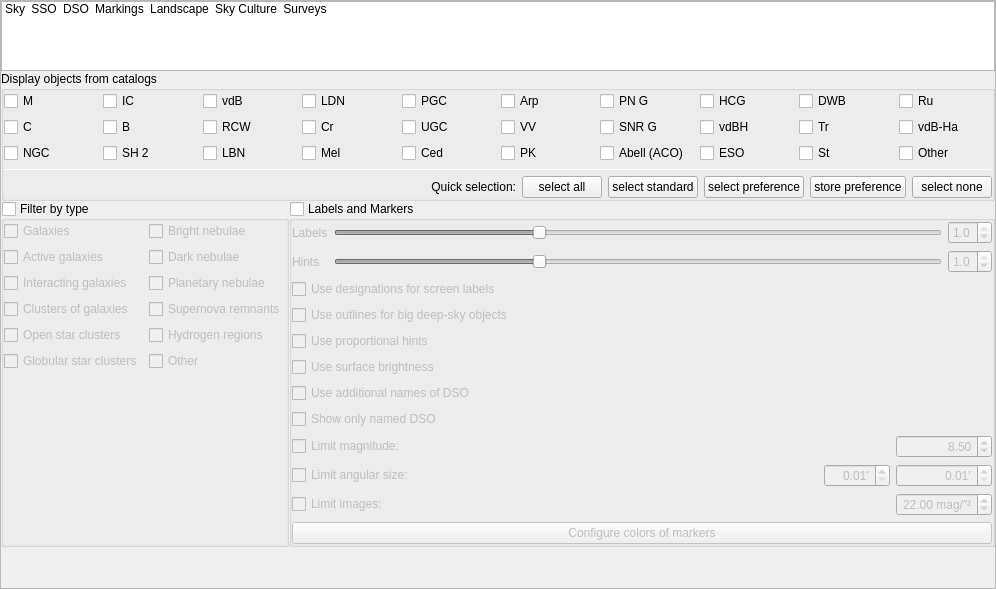
Before: the Qt Designer form src/gui/viewDialog.ui in AmsesBobo/stellarium, drawn with Qt 5.
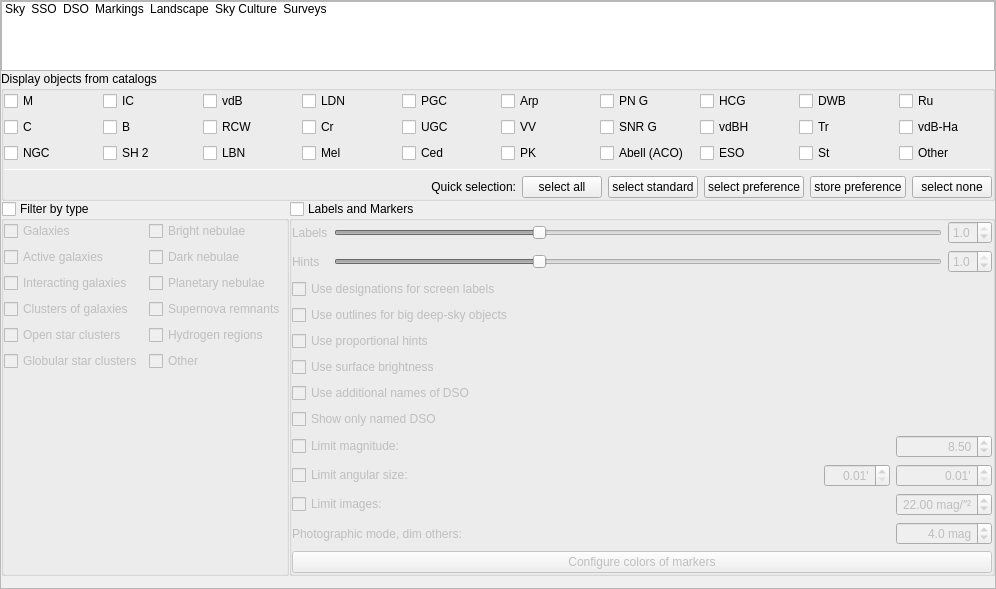
After: the same form once the commit is applied. The open tabs and pages were chosen to show the change. Icons and pictures are not drawn. Custom widgets are drawn as their Qt base class.

Commit message: Photographic mode: dim the images of nebulae that seldom show on wide-field photographs

What changed in the file:
```diff
--- a/src/gui/viewDialog.ui
+++ b/src/gui/viewDialog.ui
@@ -3003,6 +3003,44 @@
                    </property>
                   </widget>
                  </item>
+                 <item row="3" column="0" colspan="2">
+                  <widget class="QLabel" name="nebulaPhotoDimmingLabel">
+                   <property name="toolTip">
+                    <string>In the photographic mode, dim the images of deep-sky objects that seldom show on wide-field photographs: most images are deep exposures that show far more than a short exposure with a wide lens. M 31, M 33, the Orion Nebula, the Horsehead Nebula, the North America Nebula, the Eta Carinae Nebula, the Pleiades, M 44, the Double Cluster and the globular clusters keep their light. 0 dims none.</string>
+                   </property>
+                   <property name="text">
+                    <string>Photographic mode, dim others:</string>
+                   </property>
+                  </widget>
+                 </item>
+                 <item row="3" column="2">
+                  <widget class="QDoubleSpinBox" name="nebulaPhotoDimmingDoubleSpinBox">
+                   <property name="toolTip">
+                    <string>How much the other images are dimmed in the photographic mode (magnitudes; 2.5 is a tenth)</string>
+                   </property>
+                   <property name="alignment">
+                    <set>Qt::AlignRight|Qt::AlignTrailing|Qt::AlignVCenter</set>
+                   </property>
+                   <property name="suffix">
+                    <string notr="true"> mag</string>
+                   </property>
+                   <property name="decimals">
+                    <number>1</number>
+                   </property>
+                   <property name="minimum">
+                    <double>0.000000000000000</double>
+                   </property>
+                   <property name="maximum">
+                    <double>10.000000000000000</double>
+                   </property>
+                   <property name="singleStep">
+                    <double>0.500000000000000</double>
+                   </property>
+                   <property name="value">
+                    <double>4.000000000000000</double>
+                   </property>
+                  </widget>
+                 </item>
                 </layout>
                </item>
               </layout>
```
Left out of the diff: 1 changed line with no effect on the pictures. The commit also changes 7 other files.
